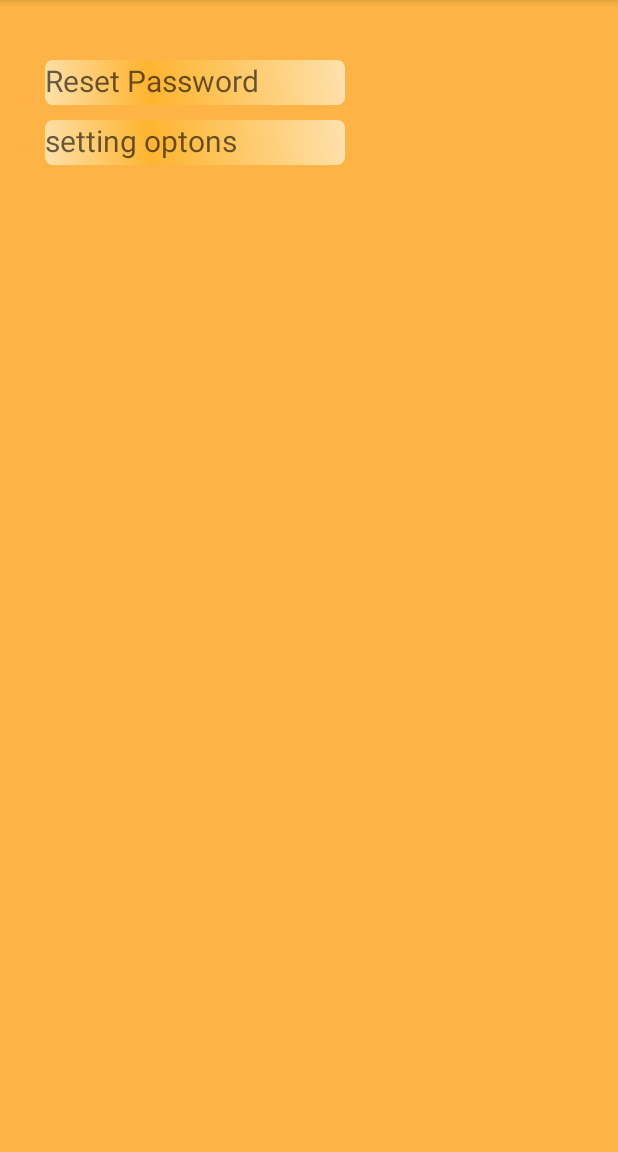
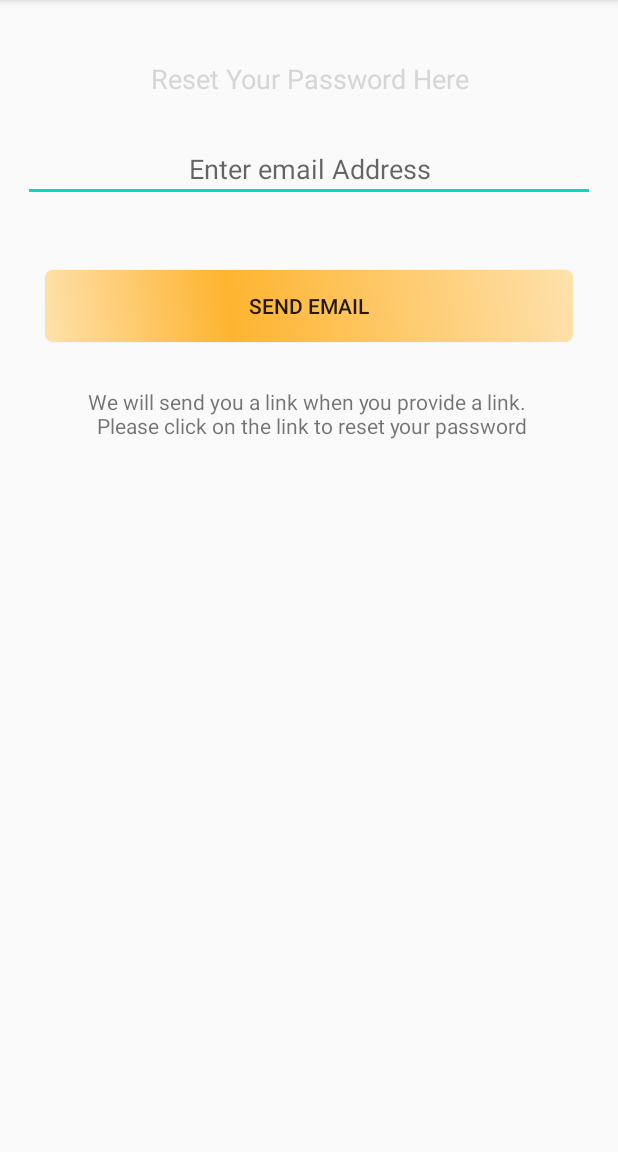
Before and after one commit to AbihaTahsin/ShobJanta, an Android app: the fragment Settings shown on its own in the app's theme, after a tap on an icon or button, on a phone screen of 412 x 824 dp, the part 84-1236 px from its top. Run offline under Robolectric (Android 15) with nearby library versions, the phone set to English and light mode, and no system bars; our stand-ins replace Firebase (no records; nobody signed in at launch, a user with empty details on screens opened directly).

Commit message:
SettingActivity Design

```diff
--- /dev/null
+++ b/app/src/main/java/com/example/mappro/ResetPassActivity.java
@@ -0,0 +1,56 @@
+package com.example.mappro;
+
+import android.content.Intent;
+import android.os.Bundle;
+import android.text.TextUtils;
+import android.view.View;
+import android.widget.Button;
+import android.widget.TextView;
+import android.widget.Toast;
+
+import androidx.annotation.NonNull;
+import androidx.appcompat.app.AppCompatActivity;
+
+import com.example.mappro.ui.Settings;
+import com.google.android.gms.tasks.OnCompleteListener;
+import com.google.android.gms.tasks.Task;
+import com.google.firebase.auth.FirebaseAuth;
+
+public class ResetPassActivity extends AppCompatActivity {
+
+    private TextView email;
+    private Button btn;
+    private FirebaseAuth mAuth;
+
+    @Override
+    protected void onCreate(Bundle savedInstanceState) {
+        super.onCreate(savedInstanceState);
+        setContentView(R.layout.activity_reset_pass);
+        email=(TextView)findViewById(R.id.reset_email);
+        btn=(Button)findViewById(R.id.reset_btn);
+        mAuth=FirebaseAuth.getInstance();
+        btn.setOnClickListener(new View.OnClickListener() {
+            @Override
+            public void onClick(View v) {
+                String useremail=email.getText().toString().trim();
+                if(TextUtils.isEmpty(useremail)){
+                    Toast.makeText(ResetPassActivity.this, "Please Enter the Email", Toast.LENGTH_SHORT).show();
+
+                }else{
+                    mAuth.sendPasswordResetEmail(useremail).addOnCompleteListener(new OnCompleteListener<Void>() {
+                        @Override
+                        public void onComplete(@NonNull Task<Void> task) {
+                            if(task.isSuccessful()){
+                                Toast.makeText(ResetPassActivity.this, "Please check your email address", Toast.LENGTH_SHORT).show();
+                                startActivity(new Intent(getApplicationContext(), Settings.class));
+                            }else{
+                                String message =task.getException().getMessage();
+                                Toast.makeText(ResetPassActivity.this,"error Occured:"+message,Toast.LENGTH_LONG).show();
+                            }
+                        }
+                    });
+                }
+            }
+        });
+    }
+}
--- /dev/null
+++ b/app/src/main/res/layout/activity_reset_pass.xml
@@ -0,0 +1,44 @@
+<?xml version="1.0" encoding="utf-8"?>
+<LinearLayout xmlns:android="http://schemas.android.com/apk/res/android"
+    xmlns:app="http://schemas.android.com/apk/res-auto"
+    xmlns:tools="http://schemas.android.com/tools"
+    android:layout_width="match_parent"
+    android:layout_height="match_parent"
+    android:orientation="vertical"
+    tools:context=".ResetPassActivity">
+
+    <TextView
+        android:layout_width="match_parent"
+        android:layout_height="wrap_content"
+        android:text="Reset Your Password Here"
+        android:gravity="center"
+        android:padding="10dp"
+        android:layout_marginTop="30dp"
+        android:textAppearance="?android:textAppearanceMedium"
+        android:textColor="@color/quantum_black_100"></TextView>
+    <EditText
+        android:layout_width="match_parent"
+        android:layout_height="wrap_content"
+        android:gravity="center"
+        android:hint="@string/resetEmail"
+        android:padding="10dp"
+        android:id="@+id/reset_email"
+        android:inputType="textEmailAddress"
+        android:maxLines="1"
+        android:layout_margin="15dp"
+        ></EditText>
+    <Button
+        android:layout_width="match_parent"
+        android:layout_height="wrap_content"
+        android:text="Send Email"
+        android:layout_margin="30dp"
+        android:id="@+id/reset_btn"
+        android:background="@drawable/custom_button"
+        ></Button>
+    <TextView
+        android:layout_width="match_parent"
+        android:layout_height="wrap_content"
+        android:text="@string/emailText"
+        android:gravity="center"
+        ></TextView>
+</LinearLayout>
--- a/app/src/main/res/layout/fragment_settings.xml
+++ b/app/src/main/res/layout/fragment_settings.xml
@@ -6,7 +6,6 @@
     android:id="@+id/fragment_container"
     android:layout_height="match_parent"
     android:orientation="vertical"
-    android:background="@color/colorPrimaryDark"
     tools:ignore="InvalidId">
 
     <TextView
```
Also changed, not shown: app/src/main/java/com/example/mappro/SettingsOptionActivity.java (added, +94 -0 lines), app/src/main/res/layout/activity_settings_option.xml (added, +9 -0 lines), app/src/main/res/values/array.xml (added, +13 -0 lines), app/src/main/res/xml/prefs.xml (added, +20 -0 lines).
